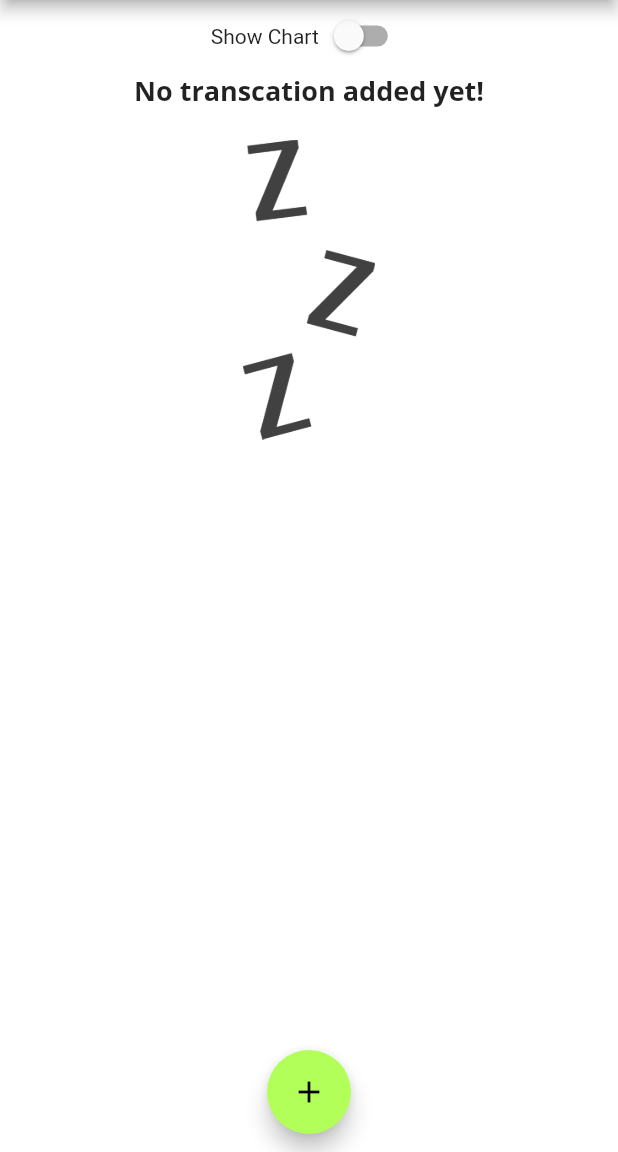
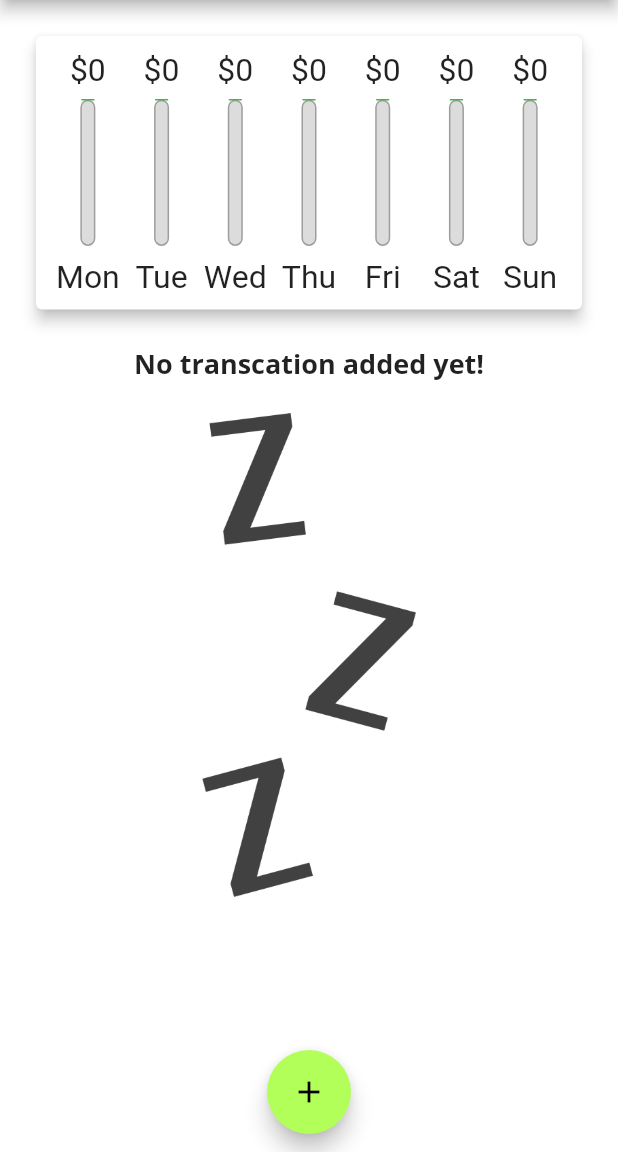
Before and after one commit to aditmail/personal_expense, a Flutter app: the screen it shows after launch, on a phone screen of 412 x 824 dp, the part 84-1236 px from its top. Run offline on Flutter 3.47's test engine with Material 2 defaults, Android fonts, the phone set to English and light mode, and no system bars.

Commit message:
handling for model landscape and potrait with responsive models

```diff
--- a/lib/main.dart
+++ b/lib/main.dart
@@ -99,6 +99,8 @@ class _MyHomePageState extends State<MyHomePage> {
 
   @override
   Widget build(BuildContext context) {
+    final isLandscape =
+        MediaQuery.of(context).orientation == Orientation.landscape;
     final appBar = AppBar(
       title: Text(
         'Expense Planner',
@@ -112,6 +114,13 @@ class _MyHomePageState extends State<MyHomePage> {
             ))
       ],
     );
+
+    final txListWidget = Container(
+        height: (MediaQuery.of(context).size.height -
+                appBar.preferredSize.height -
+                MediaQuery.of(context).padding.top) *
+            0.7,
+        child: TransactionList(_userTranscation, _deleteTranscation));
 
     return Scaffold(
       backgroundColor: Colors.white,
@@ -127,6 +136,7 @@ class _MyHomePageState extends State<MyHomePage> {
           mainAxisAlignment: MainAxisAlignment.start,
           crossAxisAlignment: CrossAxisAlignment.center,
           children: [
+            if (isLandscape)
               Row(
                 mainAxisAlignment: MainAxisAlignment.center,
                 children: [
@@ -140,20 +150,23 @@ class _MyHomePageState extends State<MyHomePage> {
                       }),
                 ],
               ),
+            if (!isLandscape)
+              Container(
+                  height: (MediaQuery.of(context).size.height -
+                          appBar.preferredSize.height -
+                          MediaQuery.of(context).padding.top) *
+                      0.3,
+                  child: Chart(_recentTransactions)),
+            if (!isLandscape) txListWidget,
+            if (isLandscape)
               _isShowChart
                   ? Container(
                       height: (MediaQuery.of(context).size.height -
                               appBar.preferredSize.height -
                               MediaQuery.of(context).padding.top) *
-                        0.3,
+                          0.7,
                       child: Chart(_recentTransactions))
-                : Container(
-                    height: (MediaQuery.of(context).size.height -
-                            appBar.preferredSize.height -
-                            MediaQuery.of(context).padding.top) *
-                        0.7,
-                    child:
-                        TransactionList(_userTranscation, _deleteTranscation))
+                  : txListWidget
           ],
         ),
       ),
--- a/lib/widget/transaction_list.dart
+++ b/lib/widget/transaction_list.dart
@@ -15,7 +15,8 @@ class TransactionList extends StatelessWidget {
     //return Container(
     //height:300, child:SingleChildScrollView(
     return transaction.isEmpty
-        ? Column(
+        ? LayoutBuilder(builder: (ctx, constraints) {
+            return Column(
               children: [
                 Text(
                   'No transcation added yet!',
@@ -25,14 +26,15 @@ class TransactionList extends StatelessWidget {
                   height: 20.0,
                 ),
                 Container(
-                height: 200,
+                  height: constraints.maxHeight * 0.6,
                   child: Image.asset(
                     'assets/images/waiting.png',
                     fit: BoxFit.cover,
                   ),
                 )
               ],
-          )
+            );
+          })
         : ListView.builder(
             itemBuilder: (context, index) {
               return Card(
```
Lines whose indentation alone changed are shown as unchanged.
